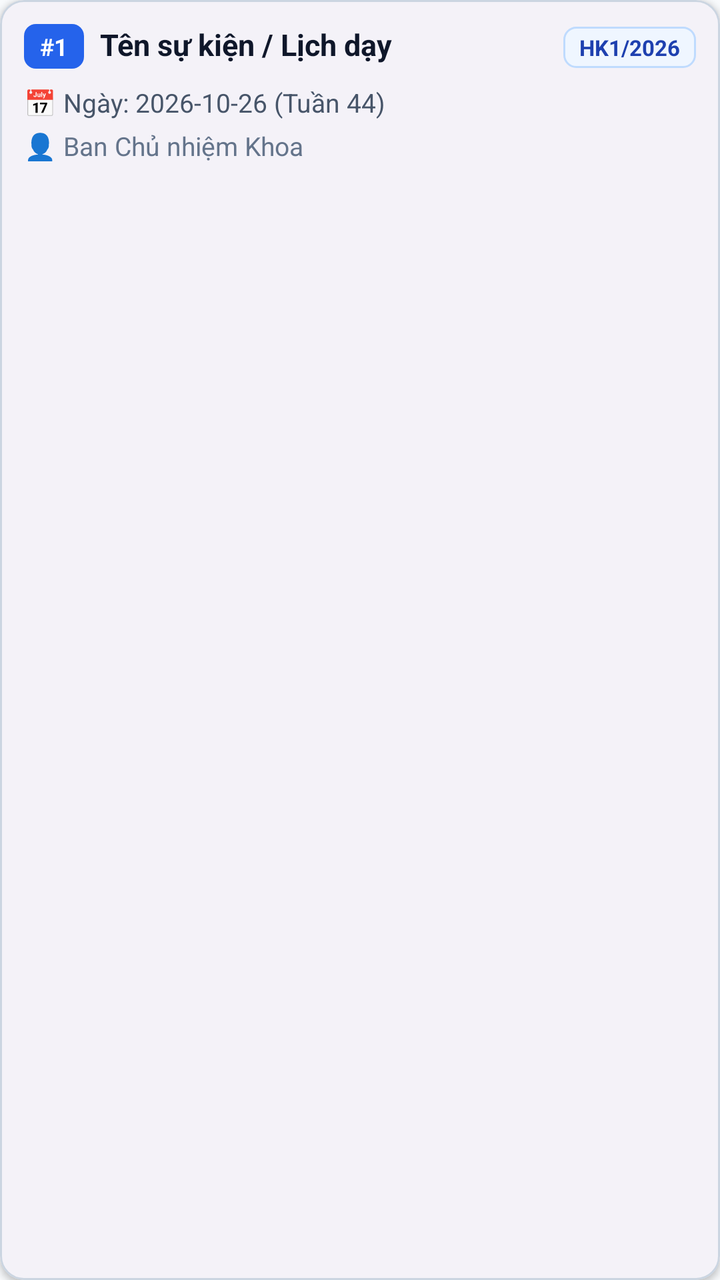
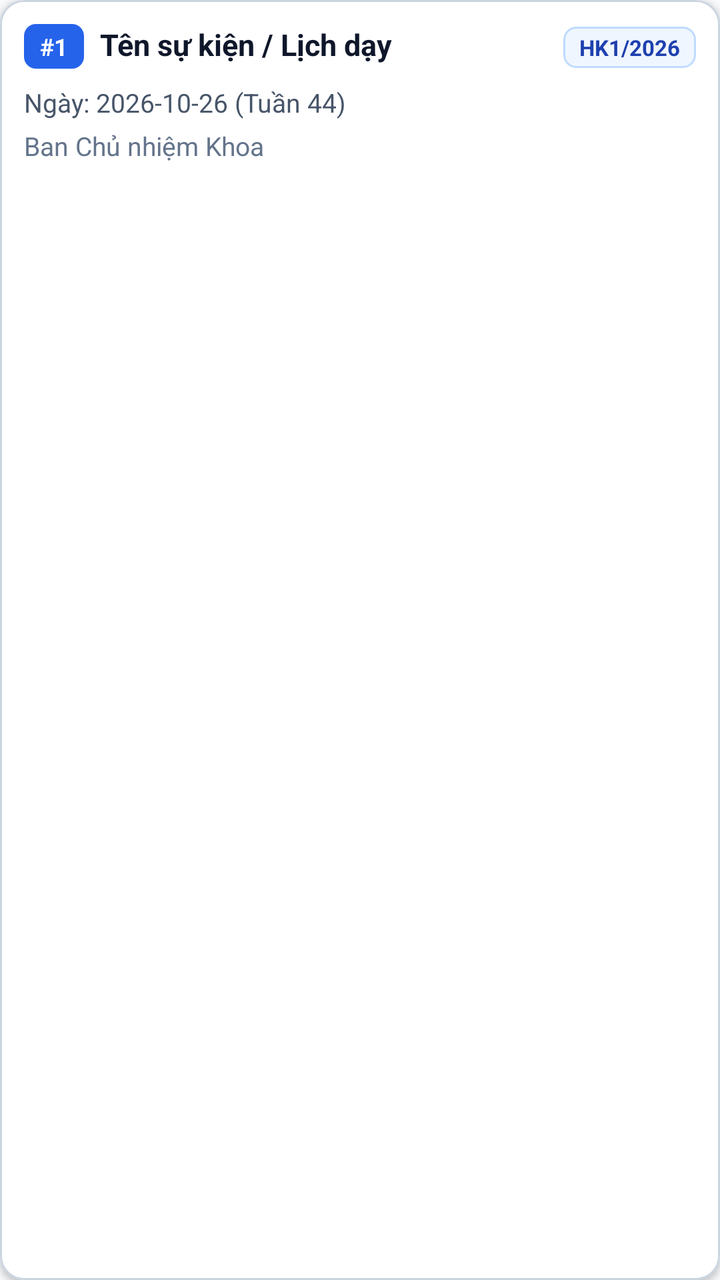

Screens rendered from an Android XML layout before and after an edit, with the pre-edit source and the edit as a unified diff.
<!-- AndroidManifest.xml: application theme Theme.LectuPlan -->
<!-- res/layout/item_event.xml -->
<?xml version="1.0" encoding="utf-8"?>
<com.google.android.material.card.MaterialCardView
    xmlns:android="http://schemas.android.com/apk/res/android"
    xmlns:app="http://schemas.android.com/apk/res-auto"
    android:layout_width="match_parent"
    android:layout_height="wrap_content"
    android:layout_marginHorizontal="2dp"
    android:layout_marginVertical="4dp"
    app:cardCornerRadius="12dp"
    app:cardElevation="2dp"
    app:strokeWidth="1dp"
    app:strokeColor="@color/border_default"
    app:cardBackgroundColor="@color/surface_card">

    <LinearLayout
        android:layout_width="match_parent"
        android:layout_height="wrap_content"
        android:orientation="vertical"
        android:padding="12dp">

        
        <LinearLayout
            android:layout_width="match_parent"
            android:layout_height="wrap_content"
            android:orientation="horizontal"
            android:gravity="top">

            <TextView
                android:id="@+id/tvStt"
                android:layout_width="wrap_content"
                android:layout_height="wrap_content"
                android:text="#1"
                android:textSize="12sp"
                android:textStyle="bold"
                android:textColor="#FFFFFF"
                android:background="@drawable/bg_stt_badge"
                android:paddingHorizontal="8dp"
                android:paddingVertical="3dp"
                android:layout_marginEnd="8dp" />

            <TextView
                android:id="@+id/tvTitle"
                android:layout_width="0dp"
                android:layout_height="wrap_content"
                android:layout_weight="1"
                android:text="Tên sự kiện / Lịch dạy"
                android:textSize="15sp"
                android:textStyle="bold"
                android:textColor="@color/text_primary" />

            <TextView
                android:id="@+id/tvSemesterBadge"
                android:layout_width="wrap_content"
                android:layout_height="wrap_content"
                android:text="HK1/2026"
                android:textSize="11sp"
                android:textStyle="bold"
                android:textColor="#1E40AF"
                android:background="@drawable/bg_sem_badge"
                android:paddingHorizontal="8dp"
                android:paddingVertical="3dp"
                android:singleLine="true"
                android:maxLines="1"
                android:layout_marginStart="6dp" />
        </LinearLayout>

        
        <LinearLayout
            android:layout_width="match_parent"
            android:layout_height="wrap_content"
            android:orientation="horizontal"
            android:gravity="center_vertical"
            android:layout_marginTop="8dp">

            <TextView
                android:id="@+id/tvDateWeek"
                android:layout_width="0dp"
                android:layout_height="wrap_content"
                android:layout_weight="1"
                android:text="📅 Ngày: 2026-10-26 (Tuần 44)"
                android:textSize="13sp"
                android:textColor="@color/text_secondary" />
        </LinearLayout>

        
        <LinearLayout
            android:layout_width="match_parent"
            android:layout_height="wrap_content"
            android:orientation="horizontal"
            android:gravity="center_vertical"
            android:layout_marginTop="4dp">

            <TextView
                android:id="@+id/tvOrganizer"
                android:layout_width="match_parent"
                android:layout_height="wrap_content"
                android:text="👤 Ban Chủ nhiệm Khoa"
                android:textSize="13sp"
                android:textColor="@color/text_tertiary" />
        </LinearLayout>

    </LinearLayout>

</com.google.android.material.card.MaterialCardView>
<!-- resources referenced by this layout -->
<resources>
  <color name="border_default">#CBD5E1</color>
  <color name="surface_card">#FFFFFF</color>
  <color name="text_primary">#0F172A</color>
  <color name="text_secondary">#475569</color>
  <color name="text_tertiary">#64748B</color>
  <!-- drawable bg_sem_badge (drawable) -->
  <?xml version="1.0" encoding="utf-8"?>
  <shape xmlns:android="http://schemas.android.com/apk/res/android"
      android:shape="rectangle">
      <solid android:color="#EFF6FF" />
      <corners android:radius="6dp" />
      <stroke
          android:width="1dp"
          android:color="#BFDBFE" />
  </shape>
  <!-- drawable bg_stt_badge (drawable) -->
  <?xml version="1.0" encoding="utf-8"?>
  <shape xmlns:android="http://schemas.android.com/apk/res/android"
      android:shape="rectangle">
      <solid android:color="#2563EB" />
      <corners android:radius="6dp" />
  </shape>
  <style name="Theme.LectuPlan" parent="Base.Theme.LectuPlan" />
  <style name="Base.Theme.LectuPlan" parent="Theme.Material3.DayNight.NoActionBar">
          <item name="android:windowBackground">@color/window_background</item>
          <item name="colorSurface">@color/surface_card</item>
          <item name="colorOnSurface">@color/text_primary</item>
          <item name="colorSurfaceVariant">@color/surface_card_secondary</item>
          <item name="colorOnSurfaceVariant">@color/text_secondary</item>
          
          <item name="android:windowLightStatusBar" tools:targetApi="23">true</item>
          <item name="android:windowLightNavigationBar" tools:targetApi="27">true</item>
      </style>
  <color name="window_background">#F8FAFC</color>
  <color name="surface_card_secondary">#F1F5F9</color>
</resources>

<!-- the commit's change to res/layout/item_event.xml (unified diff, before → after) -->
@@ -77,7 +77,7 @@
                 android:layout_width="0dp"
                 android:layout_height="wrap_content"
                 android:layout_weight="1"
-                android:text="📅 Ngày: 2026-10-26 (Tuần 44)"
+                android:text="Ngày: 2026-10-26 (Tuần 44)"
                 android:textSize="13sp"
                 android:textColor="@color/text_secondary" />
         </LinearLayout>
@@ -94,7 +94,7 @@
                 android:id="@+id/tvOrganizer"
                 android:layout_width="match_parent"
                 android:layout_height="wrap_content"
-                android:text="👤 Ban Chủ nhiệm Khoa"
+                android:text="Ban Chủ nhiệm Khoa"
                 android:textSize="13sp"
                 android:textColor="@color/text_tertiary" />
         </LinearLayout>
<!-- resource entries referenced after the edit -->
@@ -29,6 +29,7 @@
           <item name="colorOnSurface">@color/text_primary</item>
           <item name="colorSurfaceVariant">@color/surface_card_secondary</item>
           <item name="colorOnSurfaceVariant">@color/text_secondary</item>
+          <item name="elevationOverlayEnabled">false</item>
           
           <item name="android:windowLightStatusBar" tools:targetApi="23">true</item>
           <item name="android:windowLightNavigationBar" tools:targetApi="27">true</item>
